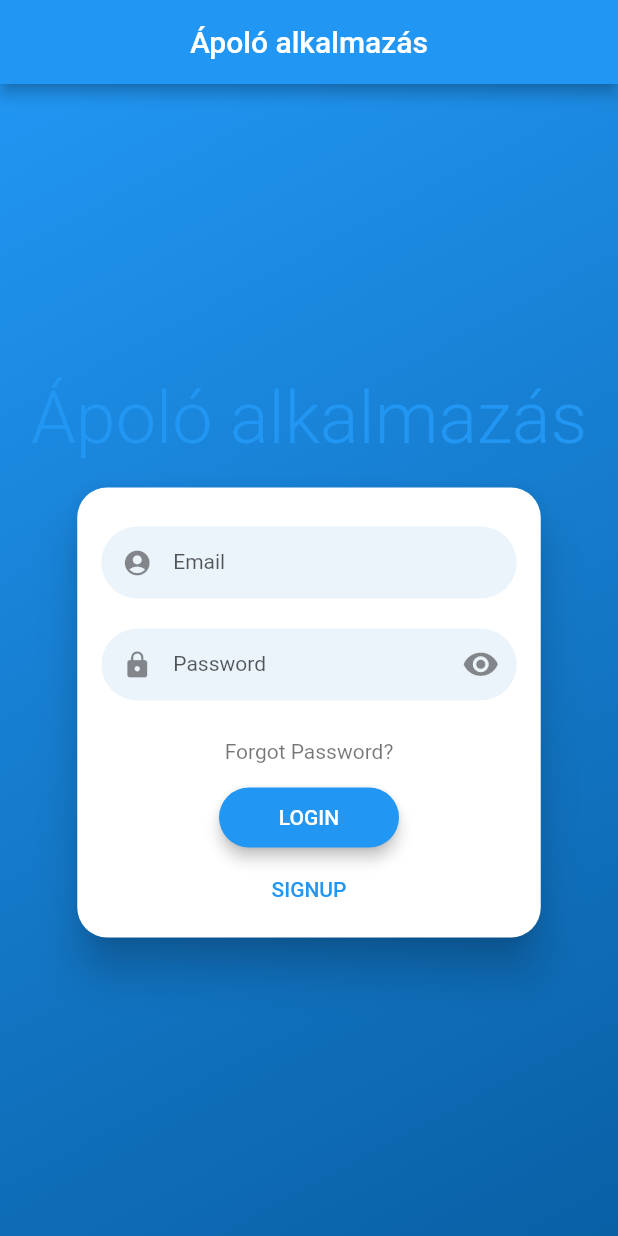
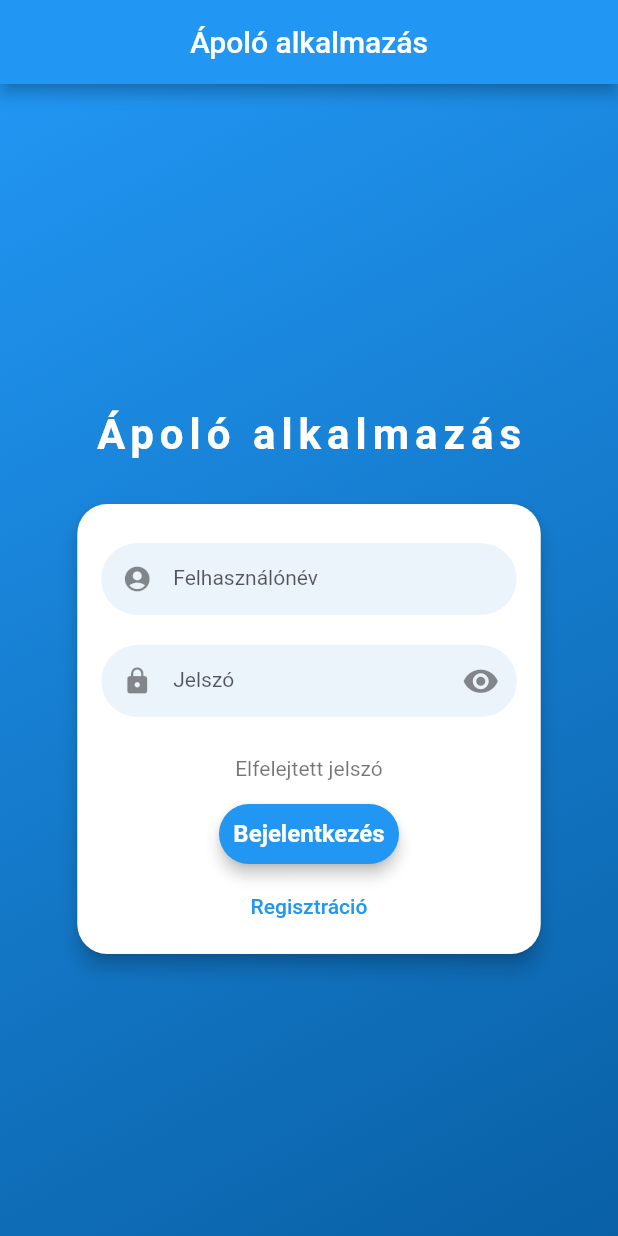
Before and after one commit to RevellFTW/flutter_demo, a Flutter app: the screen it shows after launch, on a phone screen of 412 x 824 dp. Run offline on Flutter 3.47's test engine with Material 2 defaults, Android fonts, the phone set to English and light mode, and no system bars; drawn by our look-alikes of flutter_login; our stand-ins replace cloud_firestore, firebase_auth, firebase_core, firebase_messaging; accounts and stored records are empty; Roboto replaces fonts that are missing (OpenSans).

Commit message:
get to know flutter login, modify the basic design, add translations. Make the timetracking widget more user-friendly.

```diff
--- a/lib/main.dart
+++ b/lib/main.dart
@@ -53,9 +53,9 @@ class MyHomePage extends StatelessWidget {
       return null;
     } on FirebaseAuthException catch (e) {
       if (e.code == 'user-not-found') {
-        return 'No user found for that email.';
+        return 'Nem található felhasználó ezzel az e-mail címmel.';
       } else if (e.code == 'wrong-password') {
-        return 'Wrong password provided for that user.';
+        return 'Helytelen jelszó.';
       }
       return e.message;
     } catch (e) {
@@ -73,9 +73,9 @@ class MyHomePage extends StatelessWidget {
       return null;
     } on FirebaseAuthException catch (e) {
       if (e.code == 'weak-password') {
-        return 'The password provided is too weak.';
+        return 'A megadott jelszó túl gyenge.';
       } else if (e.code == 'email-already-in-use') {
-        return 'The account already exists for that email.';
+        return 'Létezik már felhasználó ilyen e-mail címmel.';
       }
       return e.message;
     } catch (e) {
@@ -100,6 +100,40 @@ class MyHomePage extends StatelessWidget {
             builder: (context) => const PatientSelectionScreen(),
           ));
         },
+        messages: LoginMessages(
+          userHint: 'Felhasználónév',
+          passwordHint: 'Jelszó',
+          confirmPasswordHint: 'Jelszó megerősítése',
+          loginButton: 'Bejelentkezés',
+          signupButton: 'Regisztráció',
+          forgotPasswordButton: 'Elfelejtett jelszó',
+          recoverPasswordButton: 'Jelszó visszaállítása',
+          goBackButton: 'Vissza',
+          confirmPasswordError: 'A jelszavak nem egyeznek',
+          recoverPasswordIntro: 'Jelszó visszaállítás',
+          recoverPasswordDescription:
+              'Az e-mail címedre küldünk egy linket a jelszó visszaállításához',
+          recoverPasswordSuccess: 'Jelszó visszaállítása sikeres',
+        ),
+        theme: LoginTheme(
+          accentColor: Colors.white,
+          primaryColor: Colors.blue,
+          errorColor: Colors.red,
+          titleStyle: const TextStyle(
+              color: Colors.white,
+              fontFamily: 'OpenSans',
+              letterSpacing: 4,
+              fontWeight: FontWeight.bold,
+              fontSize: 28),
+          textFieldStyle: const TextStyle(
+              color: Colors.blue, fontFamily: 'OpenSans', fontSize: 16),
+          buttonStyle: const TextStyle(
+              color: Colors.white, fontWeight: FontWeight.bold, fontSize: 16),
+          cardTheme: const CardTheme(
+              elevation: 5,
+              margin:
+                  EdgeInsets.only(top: 15, bottom: 15, left: 20, right: 20)),
+        ),
       ),
     );
   }
@@ -309,7 +343,10 @@ class _TodoListScreenState extends State<TodoListScreen> {
           ),
         ],
       ),
-      floatingActionButton: FloatingActionButton(
+      //this is the plus button
+      floatingActionButton: FractionallySizedBox(
+        widthFactor: 0.2, // Adjust the width factor as needed
+        child: FloatingActionButton(
           onPressed: () {
             showModalBottomSheet(
               context: context,
@@ -319,6 +356,17 @@ class _TodoListScreenState extends State<TodoListScreen> {
             );
           },
           child: Icon(Icons.add),
+          mini: MediaQuery.of(context).size.width <
+              600, // Set mini to true for smaller screens
+          backgroundColor: Colors.blue, // Customize the background color
+          foregroundColor: Colors.white, // Customize the icon color
+          elevation: 4.0, // Customize the elevation
+          shape: RoundedRectangleBorder(
+            borderRadius:
+                BorderRadius.circular(8.0), // Customize the border radius
+          ),
+          heroTag: null, // Set heroTag to null to avoid conflicts
+        ),
       ),
     );
   }
@@ -344,7 +392,7 @@ class _AddTaskWidgetState extends State<AddTaskWidget> {
         crossAxisAlignment: CrossAxisAlignment.stretch,
         children: [
           const Text(
-            'Add Task',
+            'Tevékenység hozzáadása',
             style: TextStyle(
               fontSize: 24,
               fontWeight: FontWeight.bold,
@@ -353,7 +401,7 @@ class _AddTaskWidgetState extends State<AddTaskWidget> {
           const SizedBox(height: 20),
           TextField(
             decoration: const InputDecoration(
-              labelText: 'Task Name',
+              labelText: 'Tevékenység neve',
             ),
             onChanged: (value) {
               setState(() {
@@ -364,7 +412,7 @@ class _AddTaskWidgetState extends State<AddTaskWidget> {
           const SizedBox(height: 10),
           TextField(
             decoration: const InputDecoration(
-              labelText: 'Task Description',
+              labelText: 'Tevékenység leírása',
             ),
             onChanged: (value) {
               setState(() {
@@ -396,7 +444,7 @@ class _AddTaskWidgetState extends State<AddTaskWidget> {
     String serverKey =
         'AAAAXj5_Moc:APA91bEAt0jcbmGF9EGhpwAufWuKqr3bHqtdZ_xm_UQi5KGSog586k0Md_2soKYBJKJ9Ov2W9MewDjLj9R1S-2AKL8wZSVcWTQhaPPu-QfJRbtco6qsLXAbiwE1H0s25osBNvhbYbmm2';
     String fcmToken =
-        'dmf9WZDAmmqGc80MRE74rx:APA91bEyXC3yl6mavmEhTgneHB1rFyQxO0g_GbYYQ6RJp_PlCtU7CSqq5a3GH_3xjtj7XQulF1ZCPlhBDl4l6x8gX-Kngr07rsY7fjJH5oHjWGbZT6TjOGu-AF0TdoyQ6U0zBnZPx2tD';
+        'cnLKBQdJjJMBRvwK0CQGLP:APA91bHZi0MZhOcTe5U--VHjDi4gsGKYPg1NTFoADf7Q7ZaKoX5qIPQw8-h8ZM4X7msouJ7zDYvgXIRZe28oXTjosc3SVHKrOPFc9FM76WkM50NiFCh2EepYwE8QRk94VXxLkJRXs168';
     Map<String, dynamic> notification = {
       'title': taskName,
       'body': taskDescription,
@@ -439,21 +487,35 @@ class TimeTrackerWidget extends StatelessWidget {
 
   String _formatDuration(Duration duration) {
     String twoDigits(int n) => n.toString().padLeft(2, '0');
-    String twoDigitMinutes = twoDigits(duration.inMinutes.remainder(60));
-    String twoDigitSeconds = twoDigits(duration.inSeconds.remainder(60));
-    return '${twoDigits(duration.inHours)}:$twoDigitMinutes:$twoDigitSeconds';
+    String formattedDuration = '';
+
+    if (duration.inHours > 0) {
+      formattedDuration += '${duration.inHours}ó ';
+    }
+
+    if (duration.inMinutes > 0) {
+      formattedDuration += '${duration.inMinutes.remainder(60)}p ';
+    }
+
+    formattedDuration += '${duration.inSeconds.remainder(60)}mp';
+
+    return formattedDuration.trim();
   }
 
   @override
   Widget build(BuildContext context) {
-    return Container(
-      color: Colors.grey,
+    return Center(
+      child: Card(
+        color: Colors.grey[200],
+        child: Padding(
           padding: EdgeInsets.all(16),
           child: Text(
             _formatDuration(duration),
             style: const TextStyle(
-          fontSize: 18,
+              fontSize: 24,
               fontWeight: FontWeight.bold,
+            ),
+          ),
         ),
       ),
     );
```
Also changed, not shown: 1 other file. Lines whose indentation alone changed are shown as unchanged.
